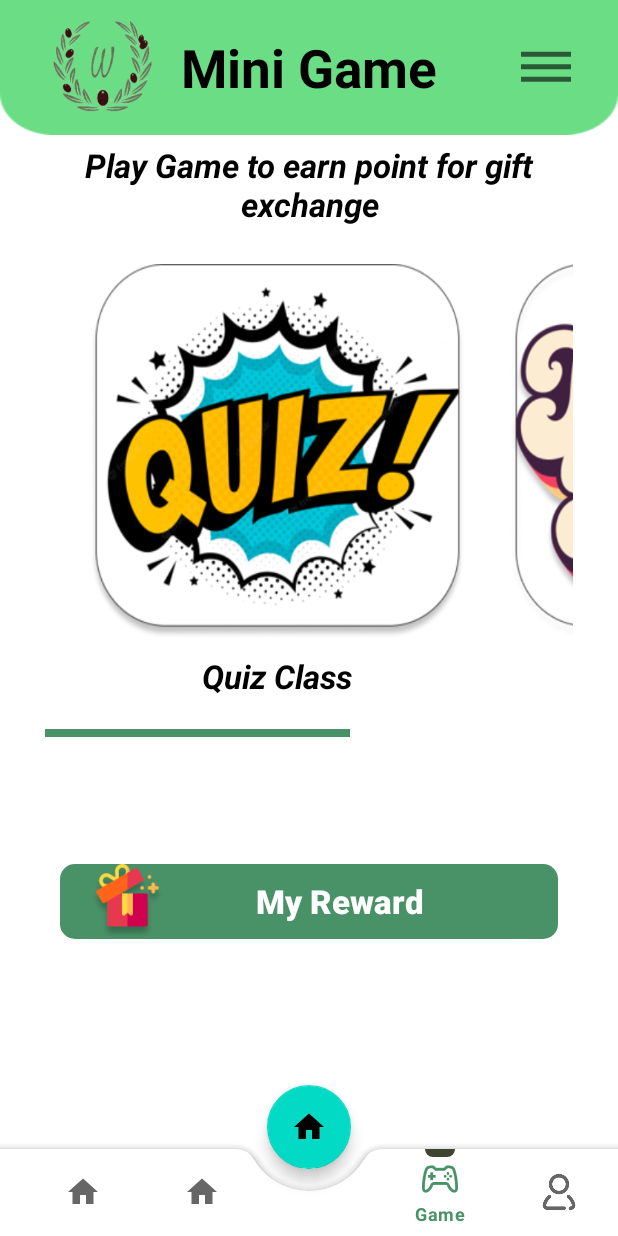
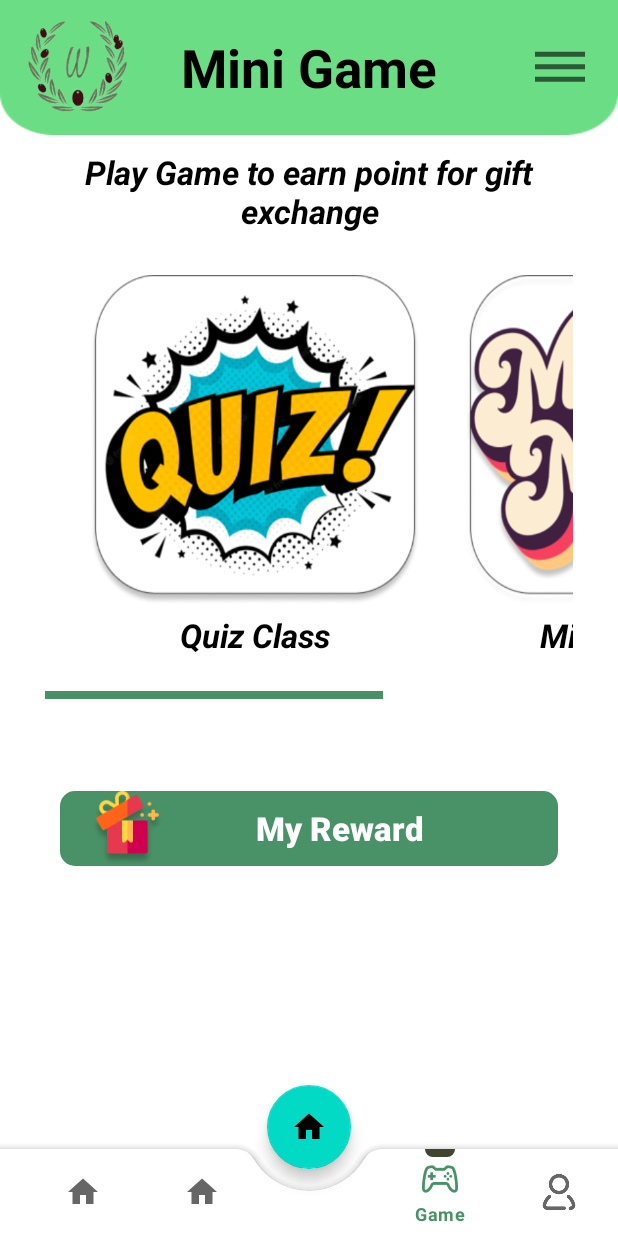
Before and after one commit to erictan100/PE_Assignment, an Android app: the GameFragment screen opened through its navigation route, on a phone screen of 412 x 824 dp. Run offline under Robolectric (Android 15) with nearby library versions, the phone set to English and light mode, and no system bars; our stand-ins replace navigation-ui.

Commit message:
part 2 - 1044, 2/6/22

```diff
--- a/app/src/main/res/layout/activity_main.xml
+++ b/app/src/main/res/layout/activity_main.xml
@@ -20,17 +20,21 @@
             android:src="@drawable/small_logo"
             app:layout_constraintBottom_toBottomOf="parent"
             app:layout_constraintEnd_toEndOf="parent"
-            app:layout_constraintHorizontal_bias="0.10"
+            app:layout_constraintHorizontal_bias="0.05"
             app:layout_constraintStart_toStartOf="parent"
             app:layout_constraintTop_toTopOf="parent" />
 
-        <ImageView
+        <androidx.appcompat.widget.AppCompatImageButton
             android:layout_width="40dp"
             android:layout_height="40dp"
-            android:layout_marginEnd="28dp"
+            android:background="@android:color/transparent"
+            android:pointerIcon="hand"
+            android:scaleType="fitXY"
             android:src="@drawable/ic_setting_24"
             app:layout_constraintBottom_toBottomOf="parent"
             app:layout_constraintEnd_toEndOf="parent"
+            app:layout_constraintHorizontal_bias="0.95"
+            app:layout_constraintStart_toStartOf="parent"
             app:layout_constraintTop_toTopOf="parent" />
 
     </androidx.constraintlayout.widget.ConstraintLayout>
@@ -59,6 +63,8 @@
             android:layout_width="match_parent"
             android:layout_height="58dp"
             android:background="@android:color/transparent"
+            android:backgroundTint="@drawable/bottom_navigation_background"
+            android:backgroundTintMode="multiply"
             app:itemBackground="@drawable/bottom_navigation_line"
             app:menu="@menu/bottom_nav_menu"/>
 
--- a/app/src/main/res/layout/fragment_game.xml
+++ b/app/src/main/res/layout/fragment_game.xml
@@ -33,7 +33,7 @@
             android:id="@+id/game_title"
             android:layout_width="300dp"
             android:layout_height="wrap_content"
-            android:layout_marginTop="5dp"
+            android:layout_marginTop="10dp"
             android:text="Play Game to earn point for gift exchange"
             android:textStyle="bold|italic"
             android:textColor="@color/black"
@@ -61,7 +61,7 @@
 
             <LinearLayout
                 android:layout_width="wrap_content"
-                android:layout_height="330dp"
+                android:layout_height="300dp"
                 android:orientation="horizontal">
 
                 <LinearLayout
@@ -73,8 +73,8 @@
                     android:orientation="vertical">
 
                     <ImageButton
-                        android:layout_width="250dp"
-                        android:layout_height="250dp"
+                        android:layout_width="220dp"
+                        android:layout_height="220dp"
                         android:background="@android:color/transparent"
                         android:src="@drawable/quiz_png"
                         android:scaleType="fitXY"/>
@@ -82,7 +82,7 @@
                     <TextView
                         android:layout_width="wrap_content"
                         android:layout_height="wrap_content"
-                        android:layout_marginTop="10dp"
+                        android:layout_marginTop="5dp"
                         android:text="Quiz Class"
                         android:textColor="@color/black"
                         android:textSize="@dimen/normalTextSize"
@@ -101,8 +101,8 @@
                     android:orientation="vertical">
 
                     <ImageButton
-                        android:layout_width="250dp"
-                        android:layout_height="250dp"
+                        android:layout_width="220dp"
+                        android:layout_height="220dp"
                         android:background="@android:color/transparent"
                         android:src="@drawable/mixmatch_png"
                         android:scaleType="fitXY"/>
@@ -110,7 +110,7 @@
                     <TextView
                         android:layout_width="wrap_content"
                         android:layout_height="wrap_content"
-                        android:layout_marginTop="10dp"
+                        android:layout_marginTop="5dp"
                         android:text="Mix &amp; Match"
                         android:textColor="@color/black"
                         android:textSize="@dimen/normalTextSize"
@@ -143,7 +143,7 @@
             app:layout_constraintHorizontal_bias="0.0"
             app:layout_constraintStart_toStartOf="parent"
             app:layout_constraintTop_toBottomOf="@+id/horizontal_view_game"
-            app:layout_constraintVertical_bias="0.3" />
+            app:layout_constraintVertical_bias="0.2" />
 
     </androidx.constraintlayout.widget.ConstraintLayout>
 
```
